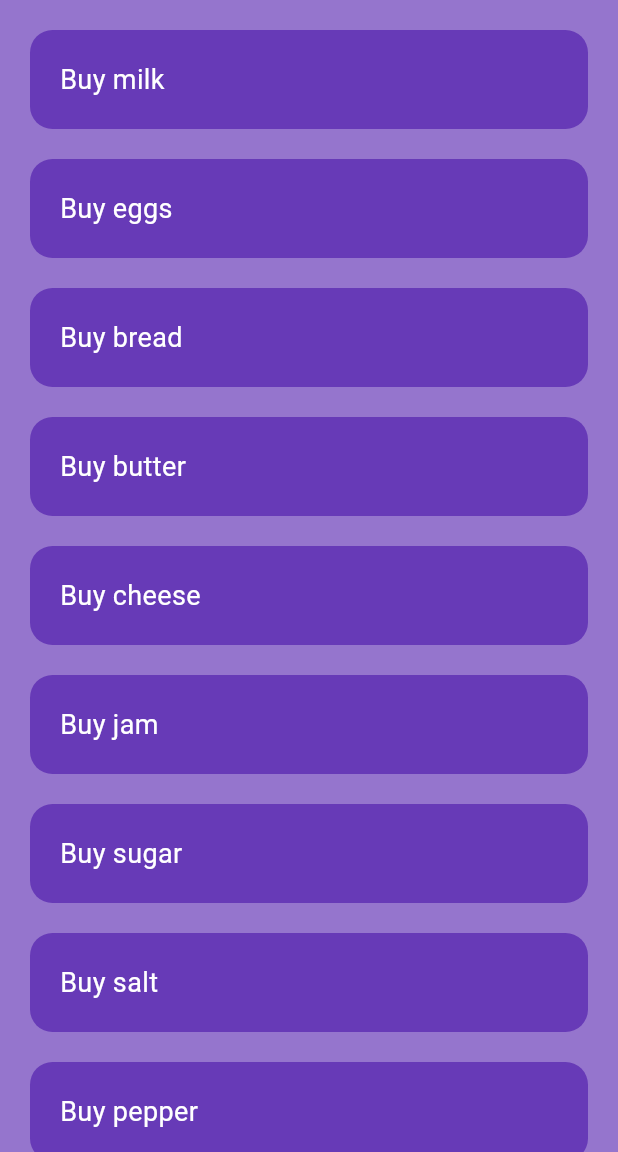
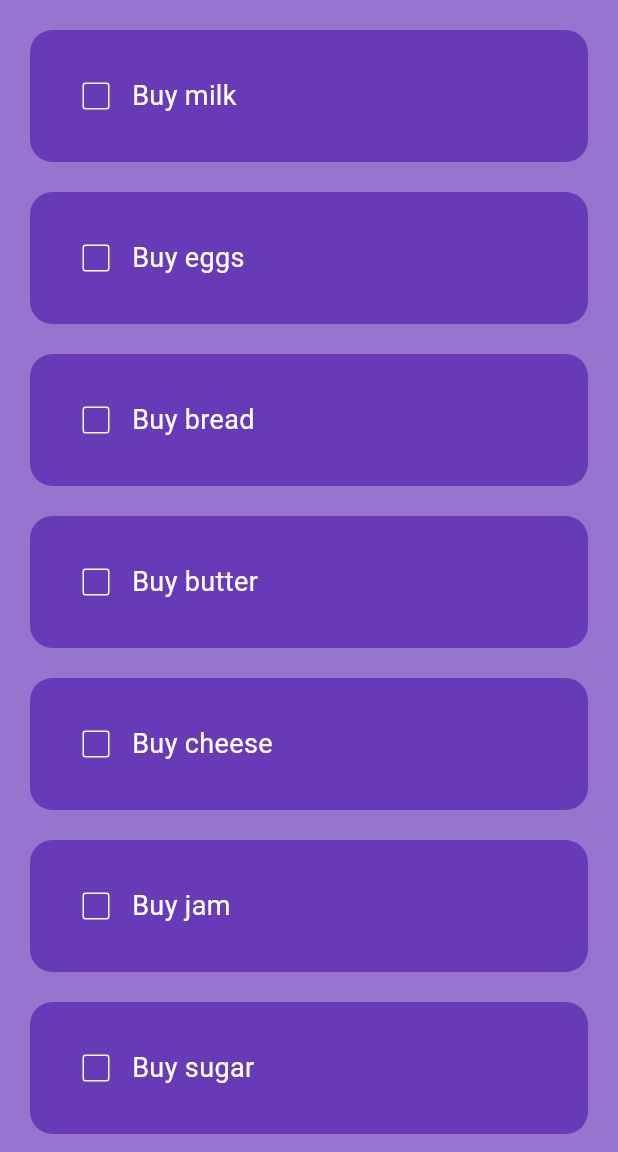
Before and after one commit to collinmorudi/flutter-mobile-dev-practice, a Flutter app: the screen it shows after launch, on a phone screen of 412 x 824 dp, the part 84-1236 px from its top. Run offline on Flutter 3.47's test engine with Material 3 defaults, Android fonts, the phone set to English and light mode, and no system bars; our stand-ins replace shared_preferences.

Commit message:
Added a checkbox for todo list items and styled them

```diff
--- a/simple_todo/lib/screens/home_page.dart
+++ b/simple_todo/lib/screens/home_page.dart
@@ -1,9 +1,14 @@
 import 'package:flutter/material.dart';
 import 'package:simple_todo/utils/todo_list.dart';
 
-class HomePage extends StatelessWidget {
+class HomePage extends StatefulWidget {
   HomePage({super.key});
 
+  @override
+  State<HomePage> createState() => _HomePageState();
+}
+
+class _HomePageState extends State<HomePage> {
   List todoList = [
     ['Buy milk', false],
     ['Buy eggs', false],
@@ -18,6 +23,12 @@ class HomePage extends StatelessWidget {
     ['Buy tea', false],
     ['Buy biscuits', false],
   ];
+
+  void checkBoxChanged(int index) {
+    setState(() {
+      todoList[index][1] = !todoList[index][1];
+    });
+  }
 
   @override
   Widget build(BuildContext context) {
@@ -34,6 +45,10 @@ class HomePage extends StatelessWidget {
           itemBuilder: (BuildContext context, index) {
             return TodoList(
               taskName: todoList[index][0],
+              taskCompleted: todoList[index][1],
+              onChanged: (value) {
+                checkBoxChanged(index);
+              },
             );
           },
         ));
--- a/simple_todo/lib/utils/todo_list.dart
+++ b/simple_todo/lib/utils/todo_list.dart
@@ -1,27 +1,51 @@
 import 'package:flutter/material.dart';
 
 class TodoList extends StatelessWidget {
-  const TodoList({Key? key, required this.taskName,}) : super(key: key);
+  const TodoList({
+    Key? key,
+    required this.taskName,
+    required this.taskCompleted,
+    this.onChanged,
+  }) : super(key: key);
 
   final String taskName;
+  final bool taskCompleted;
+  final Function(bool?)? onChanged;
 
   @override
   Widget build(BuildContext context) {
     return Padding(
-              padding: const EdgeInsets.only(
-                  top: 20, left: 20, right: 20, bottom: 0),
+      padding: const EdgeInsets.only(top: 20, left: 20, right: 20, bottom: 0),
       child: Container(
         decoration: BoxDecoration(
           borderRadius: BorderRadius.circular(15),
           color: Colors.deepPurple,
         ),
         padding: const EdgeInsets.all(20),
-                child: Text(
+        child: Row(
+          children: [
+            Checkbox(
+              value: taskCompleted,
+              onChanged: onChanged,
+              checkColor: Colors.black,
+              activeColor: Colors.white,
+              side: const BorderSide(
+                color: Colors.white,
+              ),
+            ),
+            Text(
               taskName,
-                  style: const TextStyle(
+              style: TextStyle(
                 color: Colors.white,
                 fontSize: 18,
+                decoration: taskCompleted
+                    ? TextDecoration.lineThrough
+                    :TextDecoration.none,
+                decorationColor: Colors.white,
+                decorationThickness: 2,
               ),
+            ),
+          ],
         ),
       ),
     );
```
Lines whose indentation alone changed are shown as unchanged.
